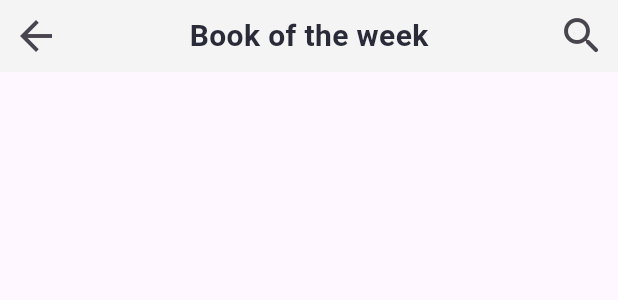
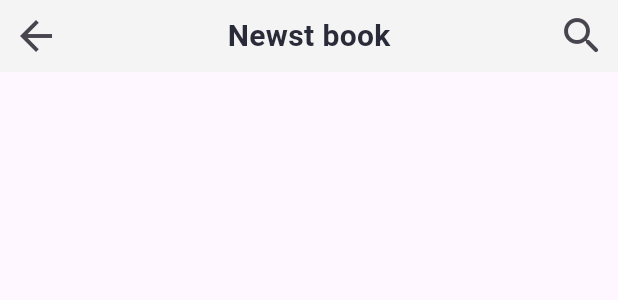
Before and after one commit to Jehad630/easy_book, a Flutter app: the CustomAppBar widget shown alone on an empty page, opened directly, on a phone screen of 412 x 824 dp. Shown: the top 300 px of the screen. Run offline on Flutter 3.47's test engine with Material 3 defaults, Android fonts, the phone set to English and light mode, and no system bars; our stand-ins replace bloc, cached_network_image, dartz, dio, equatable, flutter_bloc and 3 more; network calls fail.

Commit message:
adding newstbook cubit ,and adding it to the newst book ,adding consts

```diff
--- a/lib/core/repo/homeRepo.dart
+++ b/lib/core/repo/homeRepo.dart
@@ -6,4 +6,5 @@ abstract class HomeRepo {
   Future<Either<Failure, List<BookModel>>> fetchRecomandedBooks();
   Future<Either<Failure, List<BookModel>>> fetchPopularBooks();
   Future<Either<Failure, List<BookModel>>> fetchSerachBooks(String cateGory);
+  Future<Either<Failure, List<BookModel>>> fetchNewsetBook();
 }
--- a/lib/core/widget/custom_app_bar.dart
+++ b/lib/core/widget/custom_app_bar.dart
@@ -23,19 +23,24 @@ class CustomAppBar extends StatelessWidget {
         mainAxisAlignment: MainAxisAlignment.spaceBetween,
         children: [
           IconButton(
+            //  padding: EdgeInsets.all(8),
             onPressed: () {
               GoRouter.of(context).pop();
             },
             icon: Icon(Icons.arrow_back_sharp, size: 32),
           ),
-          Text(
+          Padding(
+            padding: const EdgeInsets.all(8.0),
+            child: Text(
               title,
+
               textAlign: TextAlign.center,
               style:
                   style ??
                   Styles.textStyle20.copyWith(
                     fontWeight: FontWeight.bold,
                     color: Color(0xff292B38),
+                  ),
             ),
           ),
           if (serachIcon)
@@ -46,8 +51,11 @@ class CustomAppBar extends StatelessWidget {
 
               icon: Icon(Icons.search_rounded, size: 32),
             ),
-           if(serachIcon == false)
-          Icon(Icons.abc, color: const Color(0xffF4F4F4)),
+          if (serachIcon == false)
+            Padding(
+              padding: const EdgeInsets.all(8.0),
+              child: Icon(Icons.book),
+            ),
         ],
       ),
     );
--- /dev/null
+++ b/lib/features/home/presenation/views/view_model/Newset_Book_Cubit/newset_book_cubit.dart
@@ -0,0 +1,29 @@
+import 'package:bloc/bloc.dart';
+import 'package:easy_book/core/model/book_model/book_model.dart';
+import 'package:easy_book/core/repo/homeRepo.dart';
+import 'package:equatable/equatable.dart';
+
+part 'newset_book_state.dart';
+
+class NewsetBookCubit extends Cubit<NewsetBookState> {
+  NewsetBookCubit(this.homeRepo) : super(NewsetBookInitial());
+  final HomeRepo homeRepo;
+
+  Future<void> getNewstBooks() async {
+
+    emit(NewsetBookLoading());
+    var result = await homeRepo.fetchNewsetBook();
+    // the results of data with Either Package will have 1 of 2 answers
+    // faliure ==>left side   or    books ==> right side
+    result.fold(
+      (failure) {
+        // will send a message to the faliure class
+        emit(NewsetBookFaliure(failure.errmesg));
+      },
+      (books) {
+        // will send the books detalis to the cubit
+        emit(NewsetBookSuccess(books));
+      },
+    );
+  }
+}
--- /dev/null
+++ b/lib/features/home/presenation/views/view_model/Newset_Book_Cubit/newset_book_state.dart
@@ -0,0 +1,22 @@
+part of 'newset_book_cubit.dart';
+
+sealed class NewsetBookState extends Equatable {
+  const NewsetBookState();
+
+  @override
+  List<Object> get props => [];
+}
+
+final class NewsetBookInitial extends NewsetBookState {}
+
+final class NewsetBookSuccess extends NewsetBookState {
+  final List<BookModel> books;
+  const NewsetBookSuccess(this.books);
+}
+
+final class NewsetBookFaliure extends NewsetBookState {
+  final String errmesg;
+  const NewsetBookFaliure(this.errmesg);
+}
+
+final class NewsetBookLoading extends NewsetBookState {}
--- a/lib/features/home/presenation/views/widgets/HomeViewbody.dart
+++ b/lib/features/home/presenation/views/widgets/HomeViewbody.dart
@@ -1,6 +1,6 @@
 import 'package:easy_book/core/utilts/styles.dart';
 import 'package:easy_book/features/home/presenation/views/widgets/Recomanded_books_ListView.dart';
-import 'package:easy_book/features/home/presenation/views/widgets/book__of__the__week_widget.dart';
+import 'package:easy_book/features/home/presenation/views/widgets/newest_book_widget.dart';
 import 'package:easy_book/core/widget/custom_app_bar.dart';
 import 'package:easy_book/features/home/presenation/views/widgets/Popular_books_ListView_.dart';
 import 'package:flutter/material.dart';
@@ -16,13 +16,12 @@ class HomeViewbody extends StatelessWidget {
         child: Column(
           crossAxisAlignment: CrossAxisAlignment.start,
           children: [
-
             // book of the week section
             const CustomAppBar(
-              title: "Book of the week",
+              title: "Newst book",
               backgroundColor: Color(0xffF4F4F4),
             ),
-            Book_Of_The_Week_widget(),
+            const newest_book_widget(),
 
             const SizedBox(height: 25),
 
--- a/lib/features/home/presenation/views/widgets/book__of__the__week_widget.dart
+++ /dev/null
@@ -1,27 +0,0 @@
-import 'package:easy_book/features/home/presenation/views/widgets/book_of_the_week_detalis_widget.dart';
-import 'package:flutter/material.dart';
-
-class Book_Of_The_Week_widget extends StatelessWidget {
-  const Book_Of_The_Week_widget({super.key});
-
-  @override
-  Widget build(BuildContext context) {
-    return Padding(
-      padding: const EdgeInsets.only(right: 16, left: 16),
-      // the conatiner for the wiget
-      child: Container(
-        height: 205,
-        decoration: BoxDecoration(
-          color: const Color(0xffFFFFFF),
-          borderRadius: BorderRadius.circular(16),
-        ),
-        child: book_of_the_week_detalis_widget(
-          ImageLink: "assets/images/Mask group.png",
-          title: "The psychology of money",
-          subtitle:
-              "The psychology of money is the study of our behavior with money. Success with money isn't about knowledge, IQ or how good you are at math. It's about behavior, and everyone is prone to certain behaviors over others.",
-        ),
-      ),
-    );
-  }
-}
--- a/lib/main.dart
+++ b/lib/main.dart
@@ -1,6 +1,7 @@
 import 'package:easy_book/core/repo/homeRepoImp.dart';
 import 'package:easy_book/core/utilts/ServiceLocater.dart';
 import 'package:easy_book/core/utilts/app_routes.dart';
+import 'package:easy_book/features/home/presenation/views/view_model/Newset_Book_Cubit/newset_book_cubit.dart';
 import 'package:easy_book/features/home/presenation/views/view_model/PopularBooksCubit/popular_books_cubit.dart';
 import 'package:easy_book/features/home/presenation/views/view_model/RecomandedBooksCubit/recomanded_books_cubit.dart';
 import 'package:easy_book/features/serach/presenation/views/view_model/cubit/serach_cubit.dart';
@@ -31,6 +32,10 @@ class EasyBook extends StatelessWidget {
         BlocProvider(
           create: (context) => SerachCubit(getIt.get<HomeRepoImp>()),
 
+        ),
+        BlocProvider(
+          create: (context) =>  NewsetBookCubit(getIt.get<HomeRepoImp>())..getNewstBooks(),
+
         )
       ],
 
```
Also changed, not shown: lib/core/repo/homeRepoImp.dart (+34 -3 lines), lib/features/home/presenation/views/widgets/newest_book_detalis_widget.dart (renamed from lib/features/home/presenation/views/widgets/book_of_the_week_detalis_widget.dart, +26 -14 lines), lib/features/home/presenation/views/widgets/newest_book_widget.dart (added, +40 -0 lines). Lines whose indentation alone changed are shown as unchanged.
